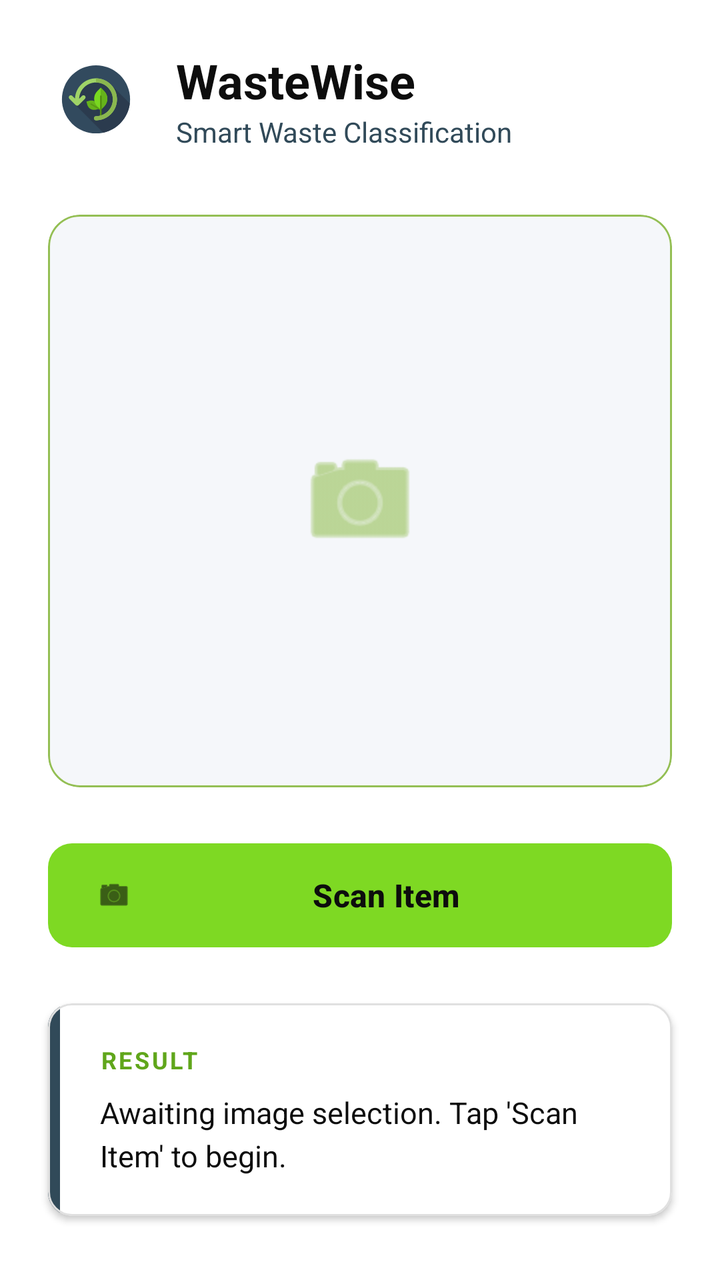
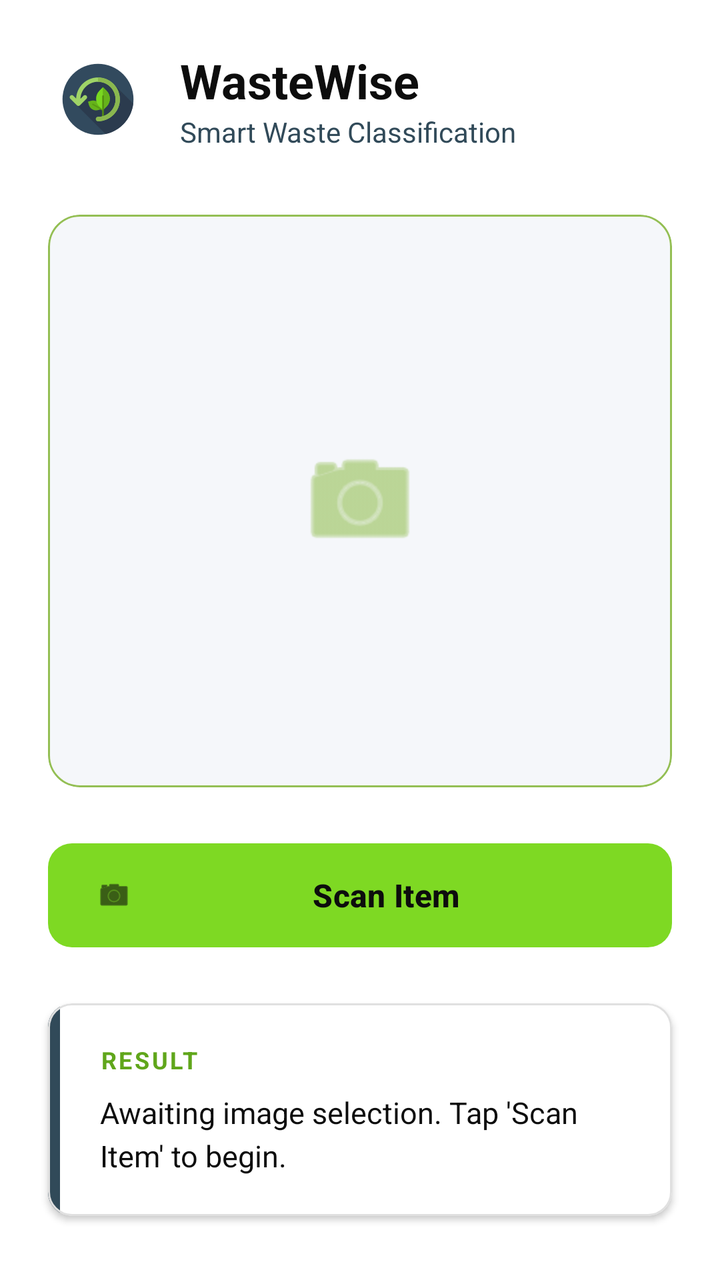

The first picture is an Android layout as it rendered before a commit; the second is the same layout after the commit. The layout source and the unified diff follow.
<!-- AndroidManifest.xml: application theme Theme.WasteWise -->
<!-- res/layout/activity_main.xml -->
<?xml version="1.0" encoding="utf-8"?>
<androidx.constraintlayout.widget.ConstraintLayout xmlns:android="http://schemas.android.com/apk/res/android"
    xmlns:app="http://schemas.android.com/apk/res-auto"
    xmlns:tools="http://schemas.android.com/tools"
    android:id="@+id/main"
    android:layout_width="match_parent"
    android:layout_height="match_parent"
    android:background="@color/white"
    tools:context=".MainActivity">

    
    <LinearLayout
        android:id="@+id/headerLayout"
        android:layout_width="match_parent"
        android:layout_height="wrap_content"
        android:orientation="horizontal"
        android:gravity="center_vertical"
        android:padding="24dp"
        app:layout_constraintTop_toTopOf="parent">

        <ImageView
            android:id="@+id/appLogo"
            android:layout_width="48dp"
            android:layout_height="48dp"
            android:src="@drawable/ic_launcher_foreground"
            android:contentDescription="@string/app_logo_desc" />

        <LinearLayout
            android:layout_width="wrap_content"
            android:layout_height="wrap_content"
            android:layout_marginStart="16dp"
            android:orientation="vertical">

            <TextView
                android:layout_width="wrap_content"
                android:layout_height="wrap_content"
                android:text="@string/app_name"
                android:textColor="@color/black"
                android:textSize="24sp"
                android:textStyle="bold" />

            <TextView
                android:layout_width="wrap_content"
                android:layout_height="wrap_content"
                android:text="@string/app_subtitle"
                android:textColor="@color/blue"
                android:textSize="14sp" />
        </LinearLayout>
    </LinearLayout>

    
    <com.google.android.material.card.MaterialCardView
        android:id="@+id/imageCard"
        android:layout_width="match_parent"
        android:layout_height="0dp"
        android:layout_marginHorizontal="24dp"
        android:layout_marginTop="8dp"
        android:layout_marginBottom="24dp"
        app:cardCornerRadius="16dp"
        app:cardElevation="0dp"
        app:strokeColor="@color/dull"
        app:strokeWidth="1dp"
        app:cardBackgroundColor="#F5F7FA"
        app:layout_constraintBottom_toTopOf="@+id/buttonPickImage"
        app:layout_constraintTop_toBottomOf="@+id/headerLayout">

        <FrameLayout
            android:layout_width="match_parent"
            android:layout_height="match_parent">

            <ImageView
                android:id="@+id/imageView"
                android:layout_width="match_parent"
                android:layout_height="match_parent"
                android:scaleType="centerCrop"
                android:contentDescription="@string/image_preview_desc" />

            
            <ImageView
                android:id="@+id/placeholderIcon"
                android:layout_width="64dp"
                android:layout_height="64dp"
                android:layout_gravity="center"
                android:src="@android:drawable/ic_menu_camera"
                app:tint="@color/dull"
                android:contentDescription="@string/placeholder_camera_desc" />
        </FrameLayout>
    </com.google.android.material.card.MaterialCardView>

    
    <com.google.android.material.button.MaterialButton
        android:id="@+id/buttonPickImage"
        android:layout_width="match_parent"
        android:layout_height="60dp"
        android:layout_marginHorizontal="24dp"
        android:layout_marginBottom="24dp"
        android:text="@string/btn_scan_item"
        android:textColor="@color/black"
        android:textSize="16sp"
        android:textStyle="bold"
        app:backgroundTint="@color/bright"
        app:cornerRadius="12dp"
        app:icon="@android:drawable/ic_menu_camera"
        app:iconTint="@color/black"
        app:layout_constraintBottom_toTopOf="@+id/resultCard" />

    
    <com.google.android.material.card.MaterialCardView
        android:id="@+id/resultCard"
        android:layout_width="match_parent"
        android:layout_height="wrap_content"
        android:layout_marginHorizontal="24dp"
        android:layout_marginBottom="32dp"
        app:cardCornerRadius="12dp"
        app:cardElevation="2dp"
        app:strokeColor="#E0E0E0"
        app:strokeWidth="1dp"
        app:cardBackgroundColor="@color/white"
        app:layout_constraintBottom_toBottomOf="parent">

        <LinearLayout
            android:layout_width="match_parent"
            android:layout_height="wrap_content"
            android:orientation="horizontal">

            
            <View
                android:layout_width="6dp"
                android:layout_height="match_parent"
                android:background="@color/blue" />

            <LinearLayout
                android:layout_width="match_parent"
                android:layout_height="wrap_content"
                android:orientation="vertical"
                android:padding="20dp">

                <TextView
                    android:layout_width="wrap_content"
                    android:layout_height="wrap_content"
                    android:text="@string/result_label"
                    android:textColor="@color/dark"
                    android:textSize="12sp"
                    android:textStyle="bold"
                    android:letterSpacing="0.1"
                    android:layout_marginBottom="8dp" />

                <TextView
                    android:id="@+id/textViewResult"
                    android:layout_width="match_parent"
                    android:layout_height="wrap_content"
                    android:text="@string/result_placeholder"
                    android:textColor="@color/black"
                    android:textSize="15sp"
                    android:lineSpacingExtra="4dp" />
            </LinearLayout>
        </LinearLayout>
    </com.google.android.material.card.MaterialCardView>

</androidx.constraintlayout.widget.ConstraintLayout>
<!-- resources referenced by this layout -->
<resources>
  <color name="black">#0D0D0D</color>
  <color name="blue">#314A59</color>
  <color name="bright">#7ED923</color>
  <color name="dark">#60A61B</color>
  <color name="dull">#94BF54</color>
  <color name="white">#FFFFFFFF</color>
  <!-- drawable ic_launcher_foreground: vector/xml drawable (drawable, 2897 chars, omitted) -->
  <string name="app_logo_desc">WasteWise Application Logo</string>
  <string name="app_name">WasteWise</string>
  <string name="app_subtitle">Smart Waste Classification</string>
  <string name="btn_scan_item">Scan Item</string>
  <string name="image_preview_desc">Selected waste image preview</string>
  <string name="placeholder_camera_desc">Camera icon indicating no image is selected</string>
  <string name="result_label">RESULT</string>
  <string name="result_placeholder">Awaiting image selection. Tap \'Scan Item\' to begin.</string>
  <style name="Theme.WasteWise" parent="Base.Theme.WasteWise" />
  <style name="Base.Theme.WasteWise" parent="Theme.Material3.DayNight.NoActionBar">
          
          
      </style>
</resources>

<!-- the commit's change to res/layout/activity_main.xml (unified diff, before → after) -->
@@ -20,8 +20,8 @@
 
         <ImageView
             android:id="@+id/appLogo"
-            android:layout_width="48dp"
-            android:layout_height="48dp"
+            android:layout_width="50dp"
+            android:layout_height="50dp"
             android:src="@drawable/ic_launcher_foreground"
             android:contentDescription="@string/app_logo_desc" />
 
